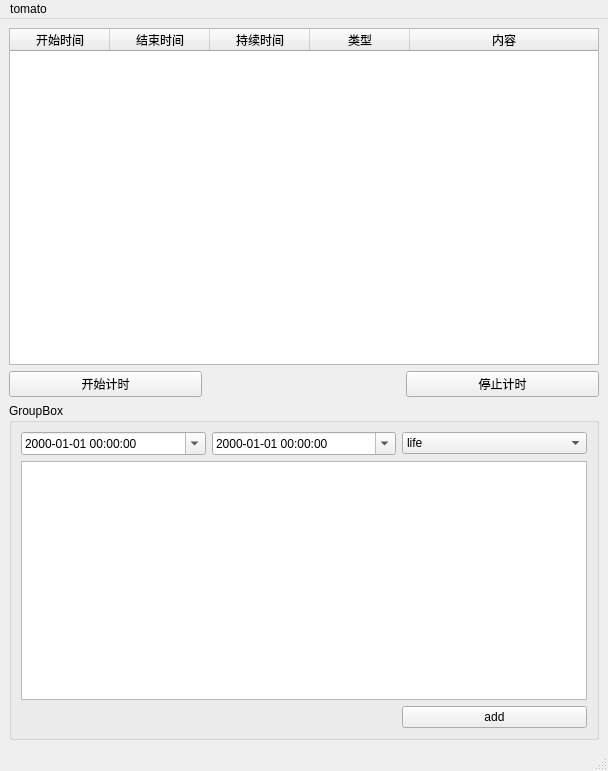
Ji-Yuhang/timefriend, file timefriend/mainwindow.ui: the form before one commit.
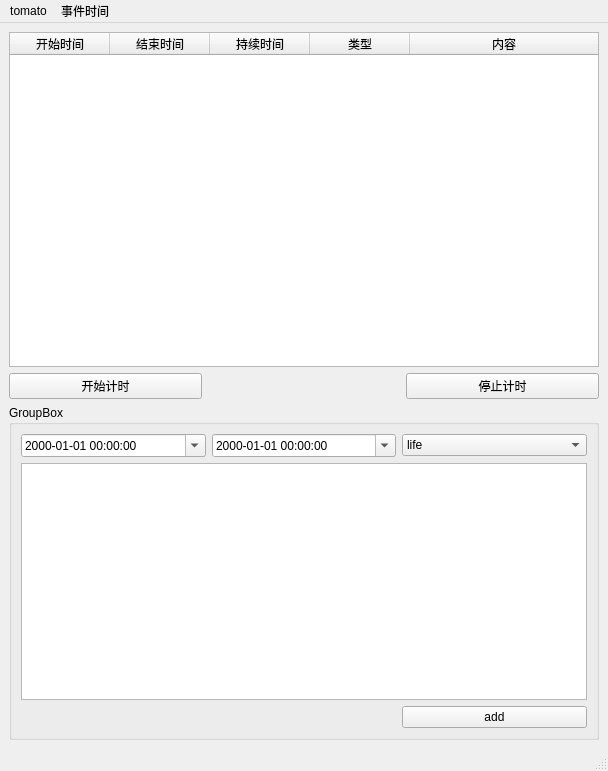
The form after the commit.

Commit message: Add Event Time View, Edit Type View

What changed in the file:
```diff
--- a/timefriend/mainwindow.ui
+++ b/timefriend/mainwindow.ui
@@ -204,7 +204,7 @@
      <x>0</x>
      <y>0</y>
      <width>608</width>
-     <height>28</height>
+     <height>22</height>
     </rect>
    </property>
    <widget class="QMenu" name="menuTomato">
@@ -213,7 +213,15 @@
     </property>
     <addaction name="actionTomato_manager"/>
    </widget>
+   <widget class="QMenu" name="EventTimeMenu">
+    <property name="title">
+     <string>事件时间</string>
+    </property>
+    <addaction name="actionAddEventTime"/>
+    <addaction name="actionTypeSetting"/>
+   </widget>
    <addaction name="menuTomato"/>
+   <addaction name="EventTimeMenu"/>
   </widget>
   <widget class="QStatusBar" name="statusbar"/>
   <action name="actionTomato_manager">
```
Left out of the diff: 10 changed lines with no effect on the pictures. The commit also changes 18 other files.
